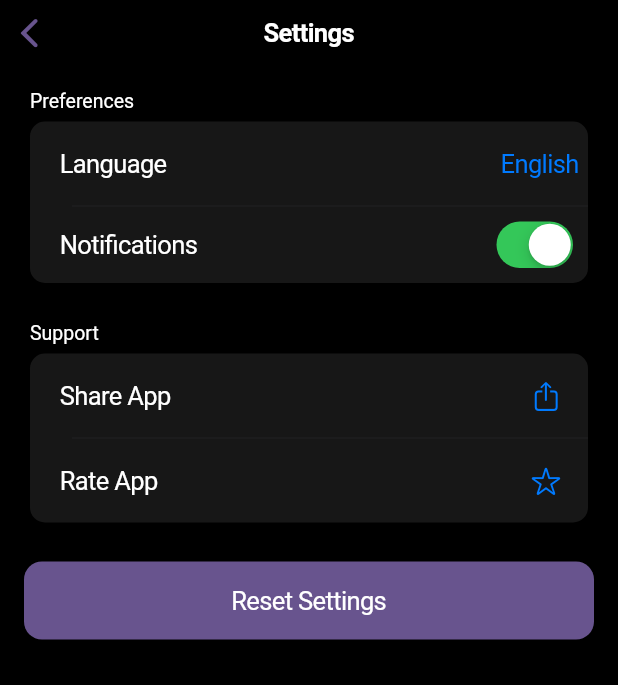
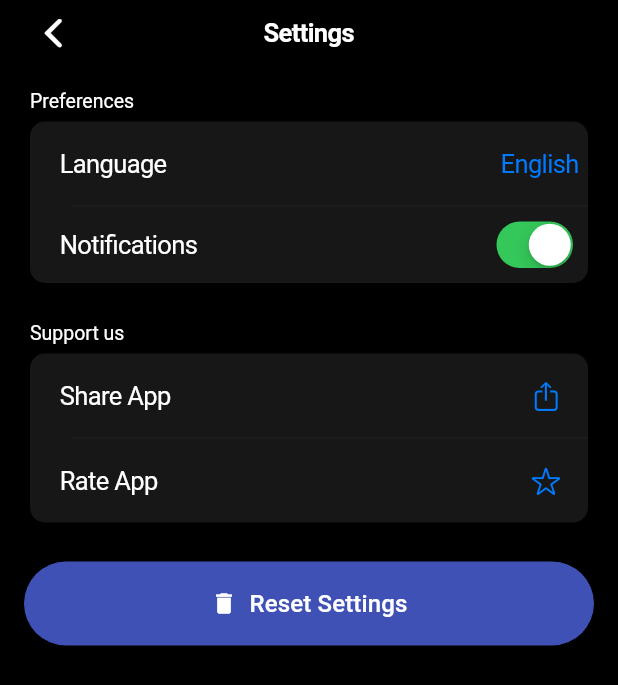
Before and after one commit to nirpow/shtak-app, a Flutter app: the SettingsPage screen opened by its route, on a phone screen of 412 x 824 dp. Shown: the top 685 px of the screen. Run offline on Flutter 3.47's test engine with Material 3 defaults, Android fonts, the phone set to English and light mode, and no system bars; our stand-ins replace audioplayers, equatable, flutter_bloc, permission_handler, share_plus, shared_preferences; missing offline and left inert: noise_meter; accounts and stored records are empty; generated files the repository leaves out were written again.

Commit message:
Added some styling improvements and localization

```diff
--- a/lib/src/settings/cubit/settings_cubit.dart
+++ b/lib/src/settings/cubit/settings_cubit.dart
@@ -15,8 +15,6 @@ class SettingsCubit extends Cubit<SettingsState> {
     final locale = await _settingsService.locale();
     emit(state.copyWith(locale: locale));
   }
-
-  Future<void> updateShushSound(String soundId) async {}
 
   Future<void> updateLanguage(Locale newLocale) async {
     print(newLocale);
--- a/lib/src/settings/views/settings_page.dart
+++ b/lib/src/settings/views/settings_page.dart
@@ -1,4 +1,5 @@
 import 'package:flutter/cupertino.dart';
+import 'package:flutter/material.dart';
 import 'package:flutter_gen/gen_l10n/app_localizations.dart';
 import 'package:flutter_bloc/flutter_bloc.dart';
 import 'package:share_plus/share_plus.dart';
@@ -33,11 +34,15 @@ class SettingsPageState extends State<SettingsPage> {
       builder: (context, state) {
         return CupertinoPageScaffold(
           backgroundColor: CupertinoColors.black,
-          navigationBar: const CupertinoNavigationBar(
+          navigationBar: CupertinoNavigationBar(
+            leading: CupertinoNavigationBarBackButton(
+              color: CupertinoColors.white,
+              onPressed: () => Navigator.pop(context),
+            ),
             automaticallyImplyLeading: true,
             backgroundColor: CupertinoColors.black,
-            middle: Text('Settings',
-                style: TextStyle(color: CupertinoColors.white)),
+            middle: Text(AppLocalizations.of(context).settings,
+                style: const TextStyle(color: Colors.white)),
           ),
           child: SafeArea(
             child: CupertinoScrollbar(
@@ -49,11 +54,11 @@ class SettingsPageState extends State<SettingsPage> {
                       color: CupertinoColors.darkBackgroundGray,
                       borderRadius: BorderRadius.circular(10),
                     ),
-                    header: const Text('Preferences',
-                        style: TextStyle(color: CupertinoColors.white)),
+                    header: Text(AppLocalizations.of(context).preferences,
+                        style: const TextStyle(color: CupertinoColors.white)),
                     children: [
                       _buildFormRow(
-                        'Language',
+                        AppLocalizations.of(context).language,
                         CupertinoButton(
                           padding: EdgeInsets.zero,
                           onPressed: () => _showLanguagePicker(context),
@@ -63,7 +68,7 @@ class SettingsPageState extends State<SettingsPage> {
                         ),
                       ),
                       _buildFormRow(
-                        'Notifications',
+                        AppLocalizations.of(context).notifications,
                         CupertinoSwitch(
                           value: _notificationsEnabled,
                           onChanged: (value) =>
@@ -78,11 +83,11 @@ class SettingsPageState extends State<SettingsPage> {
                       color: CupertinoColors.darkBackgroundGray,
                       borderRadius: BorderRadius.circular(10),
                     ),
-                    header: const Text('Support',
-                        style: TextStyle(color: CupertinoColors.white)),
+                    header: Text(AppLocalizations.of(context).support_us,
+                        style: const TextStyle(color: CupertinoColors.white)),
                     children: [
                       _buildFormRow(
-                        'Share App',
+                        AppLocalizations.of(context).share_app,
                         CupertinoButton(
                           padding: EdgeInsets.zero,
                           onPressed: () =>
@@ -92,7 +97,7 @@ class SettingsPageState extends State<SettingsPage> {
                         ),
                       ),
                       _buildFormRow(
-                        'Rate App',
+                        AppLocalizations.of(context).rate_app,
                         CupertinoButton(
                           padding: EdgeInsets.zero,
                           onPressed: () => launchUrl(
@@ -107,10 +112,24 @@ class SettingsPageState extends State<SettingsPage> {
                   ),
                   Padding(
                     padding: const EdgeInsets.all(16.0),
-                    child: CupertinoButton.filled(
+                    child: ElevatedButton(
                       onPressed: () => _showResetAlert(context),
-                      child: Text(
-                        AppLocalizations.of(context).reset_settings,
+                      style: ElevatedButton.styleFrom(
+                        backgroundColor: Colors.indigo,
+                        minimumSize: const Size(double.infinity, 56),
+                        shape: RoundedRectangleBorder(
+                          borderRadius: BorderRadius.circular(28),
+                        ),
+                      ),
+                      child: Row(
+                        mainAxisAlignment: MainAxisAlignment.center,
+                        children: [
+                          const Icon(Icons.delete, color: Colors.white),
+                          const SizedBox(width: 8),
+                          Text(AppLocalizations.of(context).reset_settings,
+                              style: const TextStyle(
+                                  fontSize: 16, color: Colors.white)),
+                        ],
                       ),
                     ),
                   ),
@@ -153,16 +172,17 @@ class SettingsPageState extends State<SettingsPage> {
     showCupertinoDialog(
       context: context,
       builder: (context) => CupertinoAlertDialog(
-        title: const Text('Reset Settings?'),
-        content: const Text('This will restore default settings.'),
+        title: Text(AppLocalizations.of(context).reset_settings_popup_title),
+        content:
+            Text(AppLocalizations.of(context).reset_settings_popup_content),
         actions: [
           CupertinoDialogAction(
-            child: const Text('Cancel'),
+            child: Text(AppLocalizations.of(context).cancel),
             onPressed: () => Navigator.pop(context),
           ),
           CupertinoDialogAction(
             isDestructiveAction: true,
-            child: const Text('Reset'),
+            child: Text(AppLocalizations.of(context).reset),
             onPressed: () {
               Navigator.pop(context);
             },
--- a/lib/src/settings/views/utils/settings_screen_utils.dart
+++ /dev/null
@@ -1,6 +0,0 @@
-import 'package:flutter/material.dart';
-
-class SettingsScreenUtils {
-  static double? settingsGroupIconSize;
-  static TextStyle? settingsGroupTitleStyle;
-}
--- a/pubspec.yaml
+++ b/pubspec.yaml
@@ -11,6 +11,7 @@ environment:
 
 dependencies:
   audioplayers: ^6.1.0
+  cupertino_icons: ^1.0.8
   equatable: ^2.0.7
   flutter:
     sdk: flutter
@@ -18,7 +19,9 @@ dependencies:
   flutter_localizations:
     sdk: flutter
   noise_meter: ^5.0.2
+  path_provider: ^2.1.5
   permission_handler: ^11.3.1
+  record: ^5.2.0
   share_plus: ^10.1.2
   shared_preferences: ^2.3.3
   url_launcher: ^6.3.1
```
Also changed, not shown: lib/src/localization/app_en.arb (+19 -3 lines), lib/src/noise_detector/screens/sound_selection_screen.dart (+18 -11 lines), lib/src/settings/views/widgets/icon_style.dart (deleted, +0 -15 lines), lib/src/settings/views/widgets/language_chooser_dialog.dart (deleted, +0 -56 lines), lib/src/settings/views/widgets/settings_group.dart (deleted, +0 -71 lines), lib/src/settings/views/widgets/settings_item.dart (deleted, +0 -80 lines), pubspec.lock, 5 other files.
